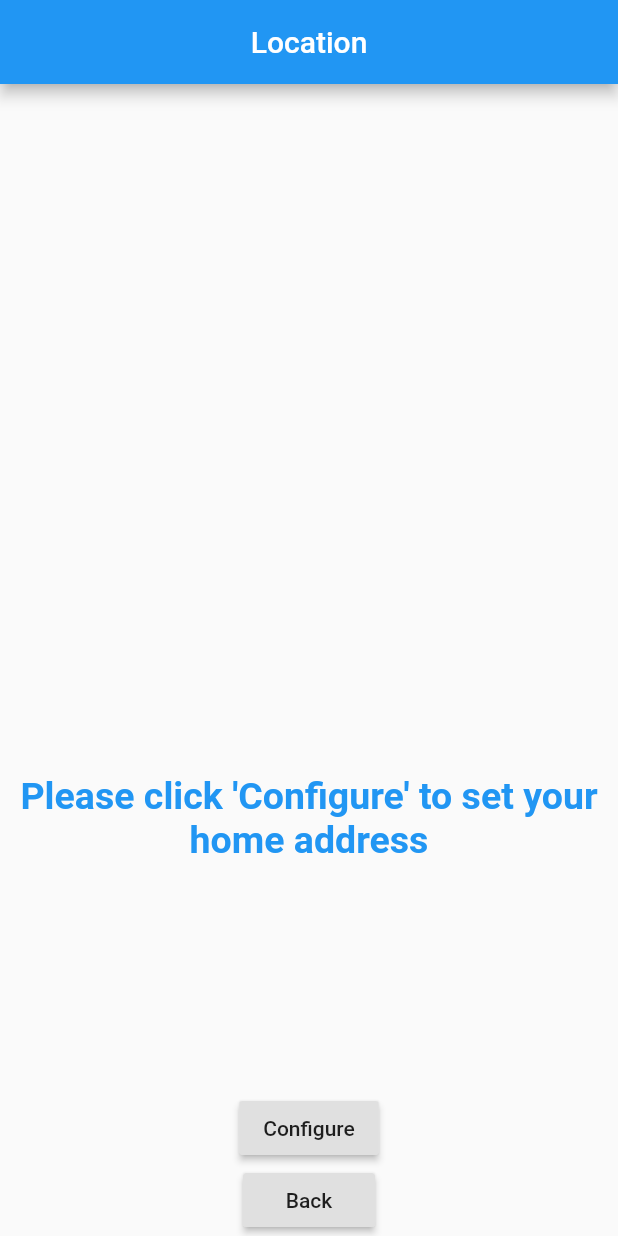
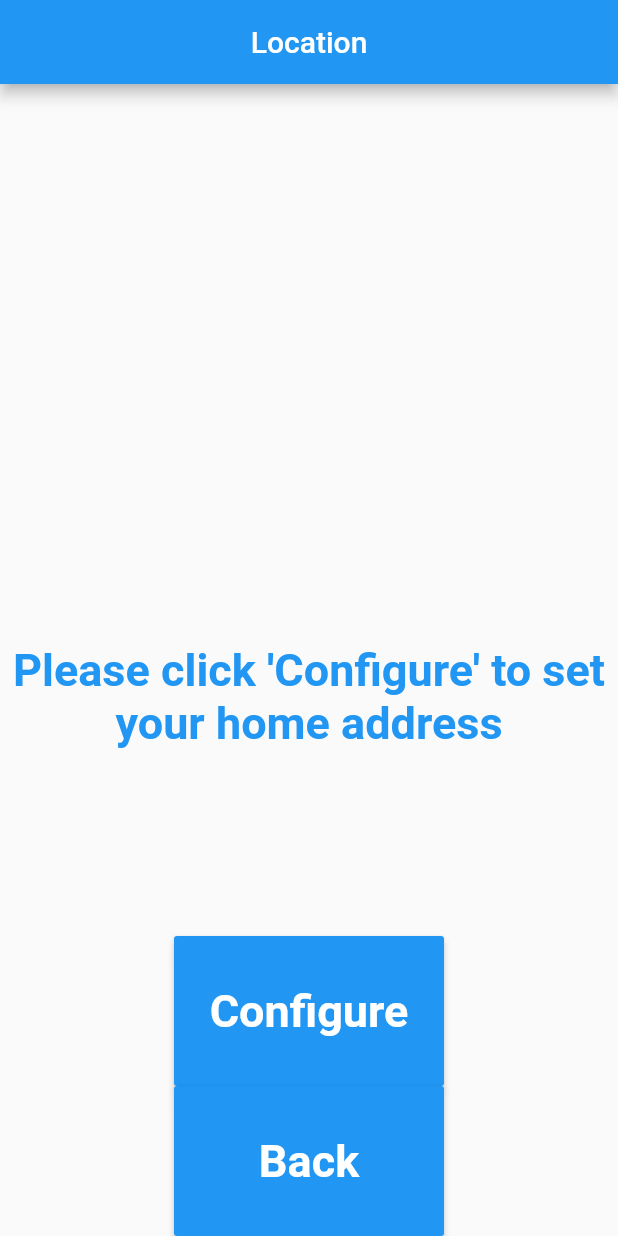
Before and after one commit to aeshon/Hygenie-Silicon-Valley-Hacks-Submission-, a Flutter app: the MainPage screen opened directly, after a tap on "Configure Location", on a phone screen of 412 x 824 dp. Run offline on Flutter 3.47's test engine with Material 2 defaults, Android fonts, the phone set to English and light mode, and no system bars; our stand-ins replace flutter_local_notifications, geolocator, google_maps_flutter, location, shared_preferences; accounts and stored records are empty.

Commit message:
finished UI

```diff
--- a/lib/MainPage.dart
+++ b/lib/MainPage.dart
@@ -46,11 +46,11 @@ class MainPageState extends State<MainPage>{
         if(_currentLocation!=null){
           getDistance(_currentLocation).then((dist){
             print("This is my distance: " + dist.toString());
-            if(dist > 30 && isAtHome){
+            if(dist > 15 && isAtHome){
               _NotificationWithoutSoundWearMask();
               isAtHome = false;
             }
-            if(dist < 30 && !isAtHome){
+            if(dist < 15 && !isAtHome){
               _NotificationWithoutSoundWashHands();
               isAtHome = true;
             }
--- a/lib/useraddress.dart
+++ b/lib/useraddress.dart
@@ -72,36 +72,44 @@ class UserAddressState extends State<UserAddress> {
                 Text("Please click 'Configure' to set your home address",
                     textAlign: TextAlign.center,
                     style: TextStyle(
-                        fontSize: 25,
+                        fontSize: 30,
                         fontWeight: FontWeight.bold,
                         color: Colors.blue)),
                 Spacer(),
-                RaisedButton(
+                new ButtonTheme(
+                  minWidth: 180.0,
+                  height: 100.0,
+                  child: RaisedButton(
                     onPressed: () {
                       //ENTER LOCATION CODE HERE
                       if(_currLocation==null){
                         final snackBar = SnackBar(
-                        content: Text('Error! try again!'),
+                          content: Text('Error! try again!', style: new TextStyle(color: Colors.lightBlue, fontSize: 30, fontWeight: FontWeight.bold)),
                         );
                         Scaffold.of(context).showSnackBar(snackBar);
                       } else {
                         final snackBar = SnackBar(
-                        content: Text('Location has been configured'),
+                          content: Text('Location has been configured', style: new TextStyle(color: Colors.lightBlue, fontSize: 30, fontWeight: FontWeight.bold)),
                         );
                         _setHome().then((onValue){
                           Scaffold.of(context).showSnackBar(snackBar);
                         });
                       }
                     },
-                  child: Text('Configure'),
+                    child: Text('Configure', style: new TextStyle(color: Colors.white, fontSize: 30, fontWeight: FontWeight.bold)),
                   ),
-                RaisedButton(
+                ),
+                new ButtonTheme(
+                  minWidth: 180.0,
+                  height: 100.0,
+                  child: RaisedButton(
                       onPressed: () {
                         //return to MainPage
                         Navigator.push(context, route1);
                       },
-                  child: Text('Back'),
+                      child: Text('Back', style: new TextStyle(color: Colors.white, fontSize: 30, fontWeight: FontWeight.bold)),
                     ),
+                )
               ],
             ),
           ),
```
Lines whose indentation alone changed are shown as unchanged.
